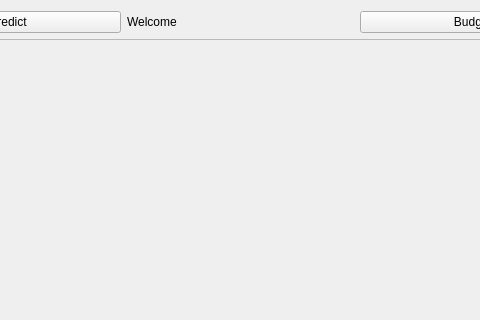
The window that Application/Application/DashBoard.ui (abutlerboudakian/future_wallet) describes before a commit, drawn with Qt 5; both pictures show x 116 to 596 and y 0 to 320 of the 713 by 516 pixel window.
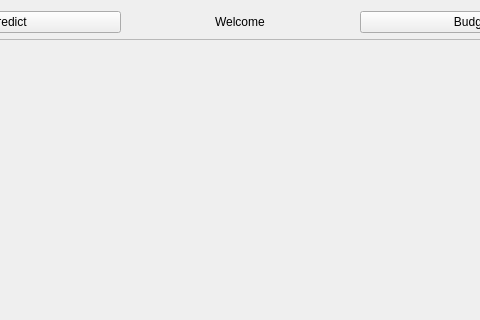
The same window after the commit.

What changed in the file:
```diff
--- a/Application/Application/DashBoard.ui
+++ b/Application/Application/DashBoard.ui
@@ -74,7 +74,7 @@
          </property>
         </widget>
        </item>
-       <item>
+       <item alignment="Qt::AlignHCenter">
         <widget class="QLabel" name="Label">
          <property name="text">
           <string>Welcome</string>
```
